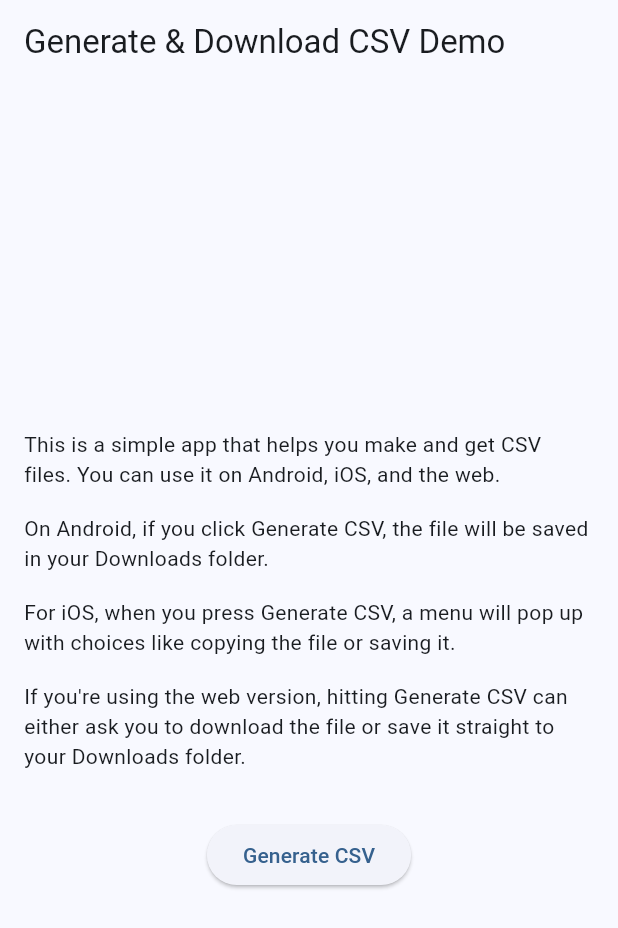
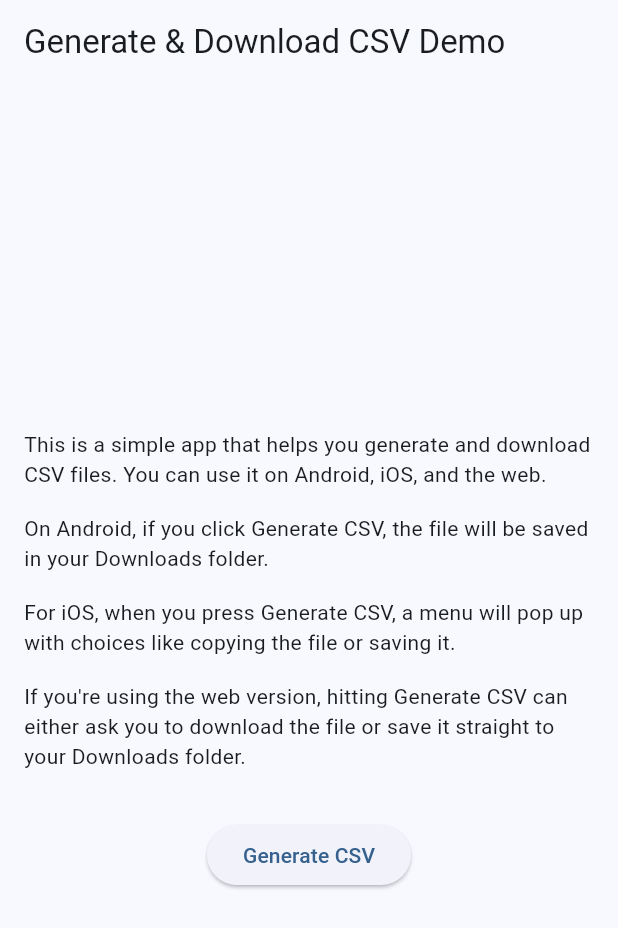
Before and after one commit to dharambudh1/generate-csv, a Flutter app: the screen it shows after launch, on a phone screen of 412 x 824 dp. Shown: the top 928 px of the screen. Run offline on Flutter 3.47's test engine with Material 2 defaults, Android fonts, the light colour scheme and no system bars; missing offline and left inert: csvwriter, document_file_save_plus, universal_html; project files that could hold a hidden picture were left out.

Commit message:
Update main.dart

```diff
--- a/lib/main.dart
+++ b/lib/main.dart
@@ -59,7 +59,7 @@ class _MyHomePageState extends State<MyHomePage> {
               mainAxisAlignment: MainAxisAlignment.center,
               children: <Widget>[
                 const Text(
-                  "This is a simple app that helps you make and get CSV files. You can use it on Android, iOS, and the web.",
+                  "This is a simple app that helps you generate and download CSV files. You can use it on Android, iOS, and the web.",
                 ),
                 const SizedBox(height: 16),
                 const Text(
```
